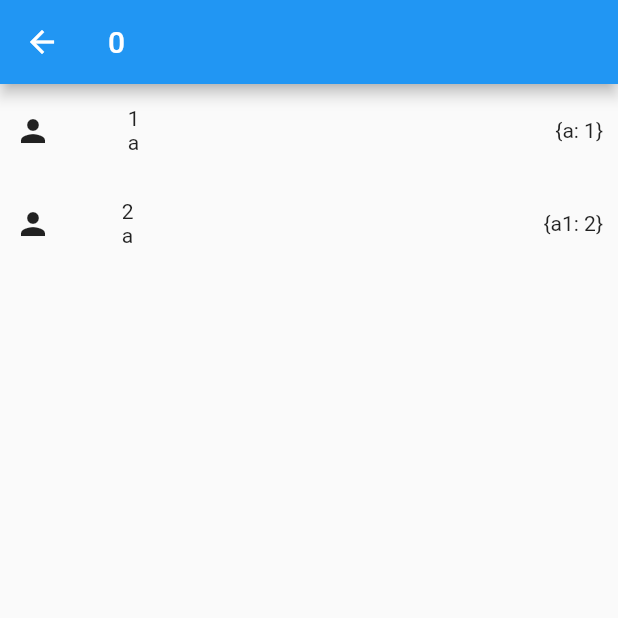
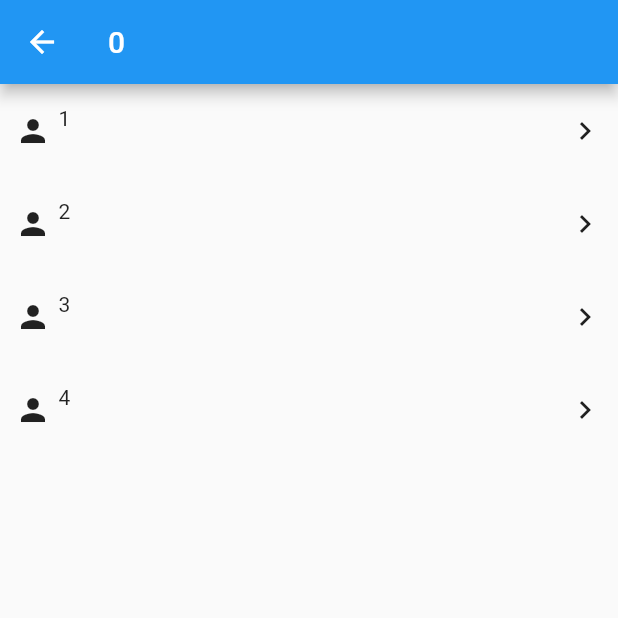
Before and after one commit to lhyojin0821/James-Challenge, a Flutter app: the screen it shows after launch, after a tap on "EDM", on a phone screen of 412 x 824 dp, the top half of it. Run offline on Flutter 3.47's test engine with Material 2 defaults, Android fonts, the phone set to English and light mode, and no system bars; our stand-ins replace youtube_player_flutter; missing offline and left inert: kopo; network calls fail.

Commit message:
practice

```diff
--- a/lhj_practice/lib/main.dart
+++ b/lhj_practice/lib/main.dart
@@ -18,24 +18,26 @@ class MainSys extends StatelessWidget {
 
 class MainPage extends StatelessWidget {
   // List<MainModel> transModel() {
-  //   List<MainModel> result2 =
+  //   List<MainModel> result =
   //       this.vData.map<MainModel>((Map<String, dynamic> e) {
   //     return MainModel(
   //         imgUrl: e['imgUrl'].toString(),
   //         name: e['name'].toString(),
   //         datas: List.from(e['datas']));
   //   }).toList();
-  //   return result2;
+  //   return result;
   // }
   // List<MainModel> transModel() {
-  //   List<MainModel> result = this.vData.map((Map<String, dynamic> e) {
-  //     return MainModel.fFrom1(ele: e);
+  //   List<MainModel> result =
+  //       this.vData.map<MainModel>((Map<String, dynamic> e) {
+  //     return MainModel.from1(ele: e);
   //   }).toList();
   //   return result;
-// }
+  // }
   List<MainModel> transModel() {
-    List<MainModel> result = this.vData.map((Map<String, dynamic> e) {
-      return MainModel.fFrom2(ele: e);
+    List<MainModel> result =
+        this.vData.map<MainModel>((Map<String, dynamic> e) {
+      return MainModel.from2(ele: e);
     }).toList();
     return result;
   }
@@ -43,19 +45,21 @@ class MainPage extends StatelessWidget {
   List<MainModel> modelViewData;
 
   MainPage() {
-    modelViewData = transModel();
+    this.modelViewData = transModel();
   }
+
   @override
   Widget build(BuildContext context) {
-    // List<MainModel> result1 =
+    // List<MainModel> result =
     //     this.vData.map<MainModel>((Map<String, dynamic> e) {
     //   return MainModel(
     //       imgUrl: e['imgUrl'].toString(),
     //       name: e['name'].toString(),
     //       datas: List.from(e['datas']));
     // }).toList();
-    // print('1: $result1');
-    print('2: $modelViewData');
+    // print('1 = $result');
+    // print('2 = $modelViewData');
+
     return Scaffold(
       appBar: _appBar(),
       body: GridView.builder(
@@ -65,14 +69,15 @@ class MainPage extends StatelessWidget {
           mainAxisSpacing: 10.0,
           crossAxisSpacing: 10.0,
         ),
-        itemCount: modelViewData.length,
+        itemCount: this.modelViewData.length,
         itemBuilder: (BuildContext context, int i) {
           return _gridTile(
               value: i,
               context: context,
-              imgUrl: modelViewData[i].imgUrl,
-              name: modelViewData[i].name);
+              imgUrl: this.modelViewData[i].imgUrl,
+              name: this.modelViewData[i].name);
         },
+
         // children: _makeWidgets(),
       ),
     );
@@ -81,60 +86,45 @@ class MainPage extends StatelessWidget {
   List<Map<String, String>> data = [
     {
       'imgUrl':
-          'https://images.unsplash.com/photo-1620823921330-cdae9bbf5fc0?ixid=MnwxMjA3fDB8MHxlZGl0b3JpYWwtZmVlZHwzNXx8fGVufDB8fHx8&ixlib=rb-1.2.1&auto=format&fit=crop&w=800&q=60',
+          'https://images.unsplash.com/photo-1620944614586-7dc980ea2f0c?ixid=MnwxMjA3fDB8MHxlZGl0b3JpYWwtZmVlZHwyfHx8ZW58MHx8fHw%3D&ixlib=rb-1.2.1&auto=format&fit=crop&w=800&q=60',
       'name': 'EDM'
     },
     {
       'imgUrl':
-          'https://images.unsplash.com/photo-1620822569081-a5498235d54d?ixid=MnwxMjA3fDB8MHxlZGl0b3JpYWwtZmVlZHwzNnx8fGVufDB8fHx8&ixlib=rb-1.2.1&auto=format&fit=crop&w=800&q=60',
+          'https://images.unsplash.com/photo-1620941535699-52b7eafbabd2?ixid=MnwxMjA3fDB8MHxlZGl0b3JpYWwtZmVlZHwzfHx8ZW58MHx8fHw%3D&ixlib=rb-1.2.1&auto=format&fit=crop&w=800&q=60',
       'name': 'POP'
     },
     {
       'imgUrl':
-          'https://images.unsplash.com/photo-1620550737666-ff0b70d74fe4?ixid=MnwxMjA3fDB8MHxlZGl0b3JpYWwtZmVlZHw2NHx8fGVufDB8fHx8&ixlib=rb-1.2.1&auto=format&fit=crop&w=800&q=60',
+          'https://images.unsplash.com/photo-1620975888690-dac5dd43cb0c?ixid=MnwxMjA3fDB8MHxlZGl0b3JpYWwtZmVlZHwxMHx8fGVufDB8fHx8&ixlib=rb-1.2.1&auto=format&fit=crop&w=800&q=60',
       'name': 'K-POP'
     },
   ];
   List<Map<String, dynamic>> vData = [
     {
       'imgUrl':
-          'https://images.unsplash.com/photo-1620823921330-cdae9bbf5fc0?ixid=MnwxMjA3fDB8MHxlZGl0b3JpYWwtZmVlZHwzNXx8fGVufDB8fHx8&ixlib=rb-1.2.1&auto=format&fit=crop&w=800&q=60',
+          'https://images.unsplash.com/photo-1620944614586-7dc980ea2f0c?ixid=MnwxMjA3fDB8MHxlZGl0b3JpYWwtZmVlZHwyfHx8ZW58MHx8fHw%3D&ixlib=rb-1.2.1&auto=format&fit=crop&w=800&q=60',
       'name': 'EDM',
-      'datas': [1, 2, 3, 4],
-      'datas2': 'a',
-      'datas3': [
-        {'a': 1},
-        {'a1': 2}
-      ]
+      'datas': [1, 2, 3, 4]
     },
     {
       'imgUrl':
-          'https://images.unsplash.com/photo-1620822569081-a5498235d54d?ixid=MnwxMjA3fDB8MHxlZGl0b3JpYWwtZmVlZHwzNnx8fGVufDB8fHx8&ixlib=rb-1.2.1&auto=format&fit=crop&w=800&q=60',
+          'https://images.unsplash.com/photo-1620941535699-52b7eafbabd2?ixid=MnwxMjA3fDB8MHxlZGl0b3JpYWwtZmVlZHwzfHx8ZW58MHx8fHw%3D&ixlib=rb-1.2.1&auto=format&fit=crop&w=800&q=60',
       'name': 'POP',
-      'datas': [5, 6, 7],
-      'datas2': 'b',
-      'datas3': [
-        {'a2': 3},
-        {'a3': 4}
-      ]
+      'datas': [5, 6, 7]
     },
     {
       'imgUrl':
-          'https://images.unsplash.com/photo-1620550737666-ff0b70d74fe4?ixid=MnwxMjA3fDB8MHxlZGl0b3JpYWwtZmVlZHw2NHx8fGVufDB8fHx8&ixlib=rb-1.2.1&auto=format&fit=crop&w=800&q=60',
+          'https://images.unsplash.com/photo-1620975888690-dac5dd43cb0c?ixid=MnwxMjA3fDB8MHxlZGl0b3JpYWwtZmVlZHwxMHx8fGVufDB8fHx8&ixlib=rb-1.2.1&auto=format&fit=crop&w=800&q=60',
       'name': 'K-POP',
-      'datas': [8, 9],
-      'datas2': 'c',
-      'datas3': [
-        {'a4': 5},
-        {'a5': 6}
-      ]
+      'datas': [8, 9]
     },
   ];
 
   // List<Widget> _makeWidgets() {
   //   List<Widget> newWidgets = [];
   //   for (int i = 0; i < this.data.length; i++) {
-  //     newWidgets.add(_girdTile(
+  //     newWidgets.add(_gridTile(
   //         imgUrl: this.data[i]['imgUrl'], name: this.data[i]['name']));
   //   }
   //   return newWidgets;
@@ -156,31 +146,15 @@ class MainPage extends StatelessWidget {
         Navigator.of(context)
             .push(MaterialPageRoute(builder: (BuildContext context) {
           return PageTwo(
-              datas3: this.modelViewData[value].datas3,
-              datas2: this.modelViewData[value].datas2,
               datas: this.modelViewData[value].datas,
               // datas: this.vData[value]['datas'],
               name: name,
               value: (() {
-                // List<int> l = this.data.map<int>((Map<String, String> e) {
-                //   if (e['name'] == name) {
-                //     return this.data.indexOf(e);
-                //   }
-                //   return null;
-                // }).toList();
-                // print(l);
-                // List<int> r = l.where((element) {
-                //   if (element != null) {
-                //     return true;
-                //   }
-                //   return false;
-                // }).toList();
-                // print(r);
                 int t = this
-                    .vData
-                    .map<int>((Map<String, dynamic> e) {
+                    .data
+                    .map<int>((Map<String, String> e) {
                       if (e['name'] == name) {
-                        return this.vData.indexOf(e);
+                        return this.data.indexOf(e);
                       }
                       return null;
                     })
@@ -204,26 +178,20 @@ class MainPage extends StatelessWidget {
             Container(
               padding: EdgeInsets.only(right: 10.0),
               alignment: Alignment.centerRight,
-              color: Colors.pink,
               child: Icon(Icons.more_horiz),
             ),
             Container(
               width: 60.0,
               height: 60.0,
               decoration: BoxDecoration(
-                  color: Colors.yellow,
                   borderRadius: BorderRadius.circular(60.0),
                   image: DecorationImage(
                       fit: BoxFit.cover, image: NetworkImage(imgUrl))),
             ),
             Container(
-              child: Text(
-                name,
-                style: TextStyle(fontSize: 16.0, fontWeight: FontWeight.bold),
-              ),
+              child: Text(name),
             ),
             Container(
-              color: Colors.purple,
               child: Row(
                 mainAxisAlignment: MainAxisAlignment.spaceEvenly,
                 children: [
@@ -243,7 +211,12 @@ class MainPage extends StatelessWidget {
       backgroundColor: Colors.green,
       title: Text('LOGO'),
       leading: Icon(Icons.menu),
-      actions: [IconButton(icon: Icon(Icons.settings), onPressed: () {})],
+      actions: [
+        IconButton(
+          icon: Icon(Icons.settings),
+          onPressed: () {},
+        ),
+      ],
     );
   }
 }
--- a/lhj_practice/lib/models/mainModel.dart
+++ b/lhj_practice/lib/models/mainModel.dart
@@ -4,31 +4,19 @@ class MainModel {
   String imgUrl;
   String name;
   List datas;
-  String datas2;
-  List datas3;
 
-  MainModel(
-      {@required this.imgUrl,
-      @required this.name,
-      @required this.datas,
-      @required this.datas2,
-      @required this.datas3});
+  MainModel({@required this.imgUrl, @required this.name, @required this.datas});
 
-  MainModel.fFrom1({@required Map<String, dynamic> ele}) {
+  MainModel.from1({@required Map<String, dynamic> ele}) {
     this.imgUrl = ele['imgUrl'].toString();
     this.name = ele['name'].toString();
     this.datas = List.from(ele['datas']);
   }
 
-  factory MainModel.fFrom2({@required Map<String, dynamic> ele}) {
+  factory MainModel.from2({@required Map<String, dynamic> ele}) {
     return MainModel(
-      imgUrl: ele['imgUrl'].toString(),
-      name: ele['name'].toString(),
-      datas: List.from(
-        ele['datas'],
-      ),
-      datas2: ele['datas2'].toString(),
-      datas3: List.from(ele['datas3']),
-    );
+        imgUrl: ele['imgUrl'].toString(),
+        name: ele['name'].toString(),
+        datas: List.from(ele['datas']));
   }
 }
--- a/lhj_practice/lib/pageTwo.dart
+++ b/lhj_practice/lib/pageTwo.dart
@@ -4,17 +4,8 @@ class PageTwo extends StatelessWidget {
   String name;
   int value;
   List datas;
-  String datas2;
-  List datas3;
 
-  PageTwo({
-    @required this.name,
-    @required this.value,
-    @required this.datas,
-    @required this.datas2,
-    @required this.datas3,
-  });
-
+  PageTwo({@required this.name, @required this.value, @required this.datas});
   @override
   Widget build(BuildContext context) {
     return Scaffold(
@@ -22,27 +13,25 @@ class PageTwo extends StatelessWidget {
         title: Text(this.value.toString()),
       ),
       body: ListView.builder(
-        itemCount: this.datas3.length,
+        itemCount: this.datas.length,
         itemBuilder: (BuildContext context, int i) {
           return _listTile(
               leading: Icon(Icons.person),
               title: Text(this.datas[i].toString()),
-              subtitle: Text(this.datas2.toString()),
-              trailing: Text(this.datas3[i].toString()),
+              subtitle: Text(''),
+              trailing: Icon(Icons.navigate_next),
               onTap: () {},
               context: context);
         },
         // children: [1, 2, 3, 4].map((_) {
         //   return _listTile(
-        //     leading: Icon(Icons.person),
-        //     title: Text(this.datas[value].toString()),
-        //     subtitle: Text('subTitle'),
-        //     trailing: Icon(Icons.navigate_next),
-        //     onTap: () {},
-        //     context: context,
-        //   );
+        //       leading: Icon(Icons.person),
+        //       title: Text('Title'),
+        //       subtitle: Text('subTitle'),
+        //       trailing: Icon(Icons.navigate_next),
+        //       onTap: () {},
+        //       context: context);
         // }).toList(),
-
         // children: [1, 2, 3, 4].map((_) {
         //   return ListTile(
         //     leading: Icon(Icons.person),
@@ -55,13 +44,14 @@ class PageTwo extends StatelessWidget {
     );
   }
 
-  Widget _listTile(
-      {@required Widget leading,
+  Widget _listTile({
+    @required Widget leading,
     @required Widget title,
     @required Widget subtitle,
     @required Widget trailing,
     @required void Function() onTap,
-      @required BuildContext context}) {
+    @required BuildContext context,
+  }) {
     return InkWell(
       onTap: onTap,
       child: Container(
@@ -69,27 +59,21 @@ class PageTwo extends StatelessWidget {
           child: Row(
             mainAxisAlignment: MainAxisAlignment.spaceBetween,
             children: [
-            Container(
-              child: leading,
-            ),
+              Container(child: leading),
               Container(
                 padding: EdgeInsets.all(5.0),
-              width: MediaQuery.of(context).size.width - 48.0 - 20.0 - 100.0,
                 alignment: Alignment.centerLeft,
+                width: MediaQuery.of(context).size.width - 48.0 - 20.0,
                 child: Column(
                   crossAxisAlignment: CrossAxisAlignment.start,
-                children: [
-                  title,
-                  subtitle,
-                ],
+                  children: [title, subtitle],
                 ),
               ),
               Container(
                 child: trailing,
               ),
             ],
-        ),
-      ),
+          )),
     );
   }
 }
```
Lines whose indentation alone changed are shown as unchanged.
